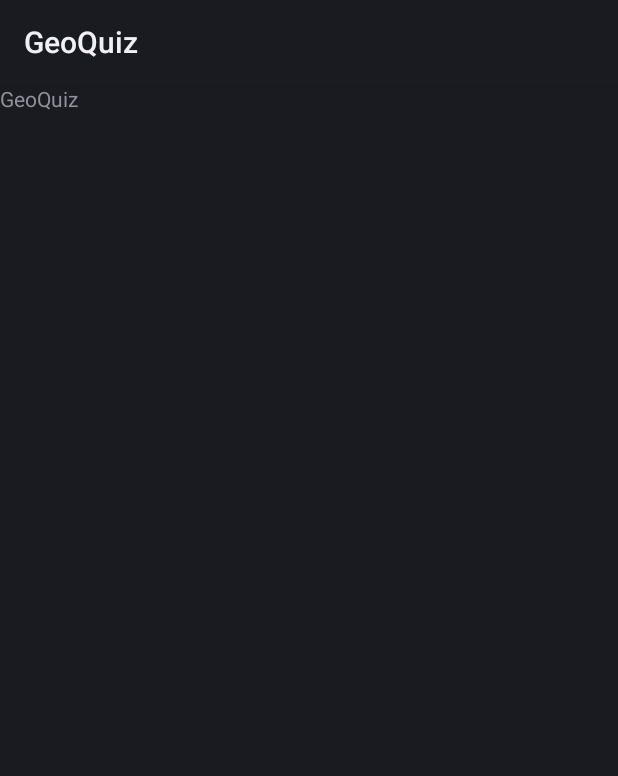
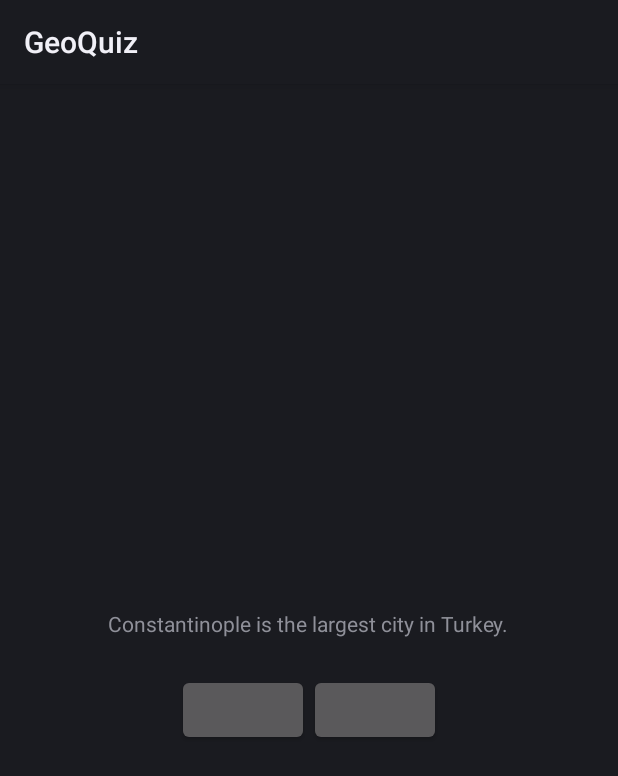
Before and after one commit to bricker/Android-Tests, an Android app: the screen it shows after launch (QuizActivity), on a phone screen of 412 x 824 dp. Before the commit the part shown is almost empty. Shown: the top 776 px of the screen. Run offline under Robolectric (Android 15) with nearby library versions, the phone set to English and light mode, and no system bars.

Commit message:
More work on GeoQuiz

```diff
--- a/GeoQuiz/src/main/java/com/bryanricker/geoquiz/QuizActivity.java
+++ b/GeoQuiz/src/main/java/com/bryanricker/geoquiz/QuizActivity.java
@@ -2,14 +2,67 @@
 
 import android.app.Activity;
 import android.os.Bundle;
+import android.widget.Button;
+import android.view.View;
+import android.view.Menu;
+import android.widget.Toast;
+
 
 public class QuizActivity extends Activity
 {
-    /** Called when the activity is first created. */
+
+    private Button mTrueButton;
+    private Button mFalseButton;
+
+
     @Override
     public void onCreate(Bundle savedInstanceState)
     {
         super.onCreate(savedInstanceState);
         setContentView(R.layout.activity_quiz);
+
+        // Get reference to True button
+        // Setup click handler
+        mTrueButton = (Button)findViewById(R.id.true_button);
+        mTrueButton.setOnClickListener(new View.OnClickListener()
+        {
+            @Override
+            public void onClick(View v)
+            {
+                Toast.makeText
+                (
+                    QuizActivity.this,
+                    R.string.incorrect_toast,
+                    Toast.LENGTH_SHORT
+                ).show();
+            }
+        });
+
+
+        // Get reference to False button
+        // Setup click handler
+        mFalseButton = (Button)findViewById(R.id.false_button);
+        mFalseButton.setOnClickListener(new View.OnClickListener()
+        {
+            @Override
+            public void onClick(View v)
+            {
+                Toast.makeText
+                (
+                    QuizActivity.this,
+                    R.string.correct_toast,
+                    Toast.LENGTH_SHORT
+                ).show();
+            }
+        });
     }
+
+
+    @Override
+    public boolean onCreateOptionsMenu(Menu menu)
+    {
+        // getMenuInflater().inflate(R.menu.activity_quiz, menu);
+        return true;
+    }
+
 }
--- a/GeoQuiz/src/main/res/layout/activity_quiz.xml
+++ b/GeoQuiz/src/main/res/layout/activity_quiz.xml
@@ -1,11 +1,33 @@
-<LinearLayout xmlns:android="http://schemas.android.com/apk/res/android"
-    android:orientation="vertical"
-    android:layout_width="fill_parent"
-    android:layout_height="fill_parent"
-    >
-<TextView
-    android:layout_width="fill_parent"
-    android:layout_height="wrap_content"
-    android:text="@string/app_name"
-    />
+<LinearLayout
+    xmlns:android="http://schemas.android.com/apk/res/android"
+    android:layout_width="match_parent"
+    android:layout_height="match_parent"
+    android:gravity="center"
+    android:orientation="vertical">
+
+    <TextView
+        android:layout_width="wrap_content"
+        android:layout_height="wrap_content"
+        android:padding="24dp"
+        android:text="@string/question_text" />
+
+    <LinearLayout
+        android:layout_width="wrap_content"
+        android:layout_height="wrap_content"
+        android:orientation="horizontal">
+
+        <Button
+            android:id="@+id/true_button"
+            android:layout_width="wrap_content"
+            android:layout_height="wrap_content"
+            android_text="@string/true_button" />
+
+        <Button
+            android:id="@+id/false_button"
+            android:layout_width="wrap_content"
+            android:layout_height="wrap_content"
+            android_text="@string/false_button" />
+
+    </LinearLayout>
+
 </LinearLayout>
--- a/GeoQuiz/src/main/res/values/strings.xml
+++ b/GeoQuiz/src/main/res/values/strings.xml
@@ -1,4 +1,9 @@
-<?xml version="1.0" encoding="utf-8"?>
 <resources>
     <string name="app_name">GeoQuiz</string>
+    <string name="question_text">Constantinople is the largest city in Turkey.</string>
+    <string name="true_button">True</string>
+    <string name="false_button">False</string>
+    <string name="correct_toast">Correct!</string>
+    <string name="incorrect_toast">Incorrect!</string>
+    <string name="menu_settings">Settings</string>
 </resources>
```
Also changed, not shown: GeoQuiz/gradle/wrapper/gradle-wrapper.properties.
